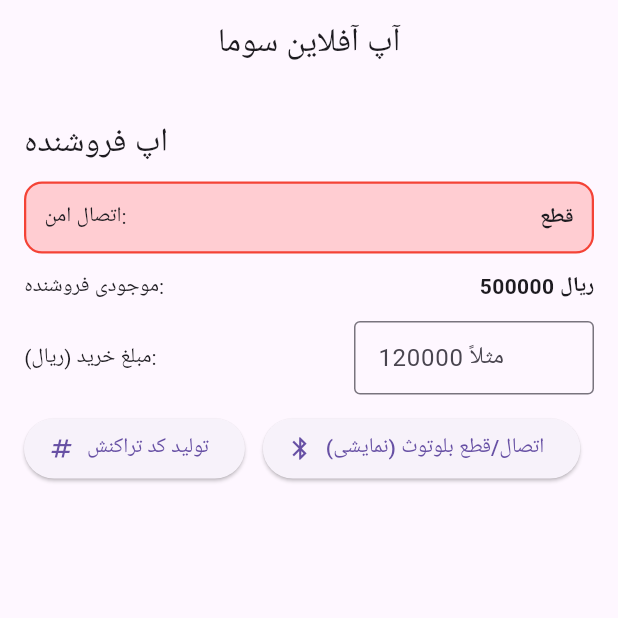
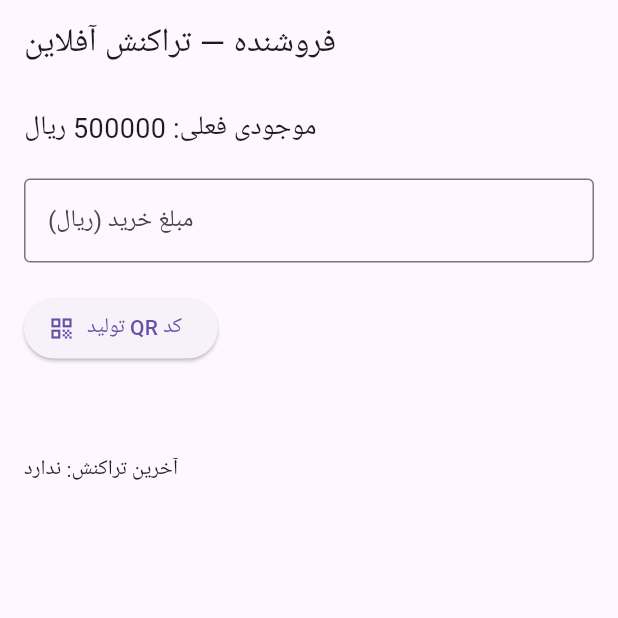
Before and after one commit to foadkaksamandi-blip/Soma_app_demo3, a Flutter app: the SellerHome screen opened directly, on a phone screen of 412 x 824 dp, the top half of it. Run offline on Flutter 3.47's test engine with Material 3 defaults, Android fonts, the phone set to English and light mode, and no system bars; our stand-ins replace flutter_blue_plus, qr_flutter.

Commit message:
Refactor SellerApp and SellerHome for better state management
Refactor SellerApp and SellerHome to improve state management and UI. Update balance handling and transaction recording.

```diff
--- a/lib/seller_main.dart
+++ b/lib/seller_main.dart
@@ -2,40 +2,25 @@ import 'package:flutter/material.dart';
 import 'package:provider/provider.dart';
 import 'package:qr_flutter/qr_flutter.dart';
 import 'package:uuid/uuid.dart';
-import 'dart:math' show Random;
 
 void main() {
-  runApp(
-    ChangeNotifierProvider(
-      create: (_) => AppState(),
-      child: const SellerApp(),
-    ),
-  );
+  runApp(ChangeNotifierProvider(
+    create: (_) => AppState(),
+    child: const SellerApp(),
+  ));
 }
 
 class AppState extends ChangeNotifier {
-  String connection = 'قطع';
-  int balance = 500_000; // موجودی فرضی فروشنده (ریال)
-  int amount = 0;
-  String txCode = '';
+  int balance = 500000; // موجودی اولیه (ریال)
+  String lastTransaction = "ندارد";
 
-  void setAmount(int v) {
-    amount = v;
+  void updateBalance(int amount) {
+    balance -= amount;
     notifyListeners();
   }
 
-  void genTx() {
-    txCode = const Uuid().v4().split('-').first.toUpperCase();
-    notifyListeners();
-  }
-
-  void toggleConnection() {
-    connection = (connection == 'فعال') ? 'قطع' : 'فعال';
-    notifyListeners();
-  }
-
-  void randomAmount() {
-    amount = (Random().nextInt(50) + 1) * 10000;
+  void recordTransaction(String id) {
+    lastTransaction = id;
     notifyListeners();
   }
 }
@@ -46,125 +31,85 @@ class SellerApp extends StatelessWidget {
   @override
   Widget build(BuildContext context) {
     return MaterialApp(
-      title: 'آپ آفلاین سوما - فروشنده',
-      theme: ThemeData(
-        colorScheme: ColorScheme.fromSeed(seedColor: Colors.deepPurple),
-        useMaterial3: true,
-      ),
+      title: 'اپ فروشنده سوما',
+      theme: ThemeData(primarySwatch: Colors.indigo),
       home: const SellerHome(),
       debugShowCheckedModeBanner: false,
     );
   }
 }
 
-class SellerHome extends StatelessWidget {
+class SellerHome extends StatefulWidget {
   const SellerHome({super.key});
 
   @override
+  State<SellerHome> createState() => _SellerHomeState();
+}
+
+class _SellerHomeState extends State<SellerHome> {
+  final TextEditingController amountController = TextEditingController();
+  String qrData = "";
+
+  @override
   Widget build(BuildContext context) {
-    final s = context.watch<AppState>();
-    final greenBox = BoxDecoration(
-      color: s.connection == 'فعال' ? Colors.green.shade100 : Colors.red.shade100,
-      borderRadius: BorderRadius.circular(12),
-      border: Border.all(
-        color: s.connection == 'فعال' ? Colors.green : Colors.red,
-        width: 1.5,
-      ),
-    );
+    final state = context.watch<AppState>();
 
     return Scaffold(
       appBar: AppBar(
-        title: const Text('آپ آفلاین سوما'),
-        centerTitle: true,
+        title: const Text('فروشنده — تراکنش آفلاین'),
       ),
-      body: ListView(
-        padding: const EdgeInsets.all(16),
-        children: [
-          const SizedBox(height: 8),
-          Text('اپ فروشنده', style: Theme.of(context).textTheme.titleLarge),
-          const SizedBox(height: 12),
-
-          // وضعیت اتصال امن
-          Container(
-            padding: const EdgeInsets.all(12),
-            decoration: greenBox,
-            child: Row(
-              mainAxisAlignment: MainAxisAlignment.spaceBetween,
-              children: [
-                const Text('اتصال امن:'),
-                Text(s.connection, style: const TextStyle(fontWeight: FontWeight.bold)),
-              ],
+      body: Padding(
+        padding: const EdgeInsets.all(16.0),
+        child: Column(
+          crossAxisAlignment: CrossAxisAlignment.start,
+          children: [
+            Text('موجودی فعلی: ${state.balance} ریال',
+                style: const TextStyle(fontSize: 18)),
+            const SizedBox(height: 20),
+            TextField(
+              controller: amountController,
+              keyboardType: TextInputType.number,
+              decoration: const InputDecoration(
+                labelText: 'مبلغ خرید (ریال)',
+                border: OutlineInputBorder(),
+              ),
             ),
-          ),
-          const SizedBox(height: 12),
-
-          // موجودی
-          Row(
-            mainAxisAlignment: MainAxisAlignment.spaceBetween,
-            children: [
-              const Text('موجودی فروشنده:'),
-              Text('${s.balance} ریال', style: const TextStyle(fontWeight: FontWeight.bold)),
-            ],
-          ),
-          const SizedBox(height: 12),
-
-          // مبلغ
-          Row(
-            children: [
-              const Expanded(child: Text('مبلغ خرید (ریال):')),
-              SizedBox(
-                width: 160,
-                child: TextField(
-                  keyboardType: TextInputType.number,
-                  decoration: const InputDecoration(
-                    hintText: 'مثلاً 120000',
-                    border: OutlineInputBorder(),
-                    isDense: true,
-                  ),
-                  onChanged: (v) => context.read<AppState>().setAmount(int.tryParse(v) ?? 0),
+            const SizedBox(height: 20),
+            ElevatedButton.icon(
+              onPressed: () {
+                final amount = int.tryParse(amountController.text) ?? 0;
+                if (amount > 0 && amount <= state.balance) {
+                  final uuid = const Uuid().v4();
+                  final newQr = "$uuid|$amount";
+                  setState(() {
+                    qrData = newQr;
+                  });
+                  state.updateBalance(amount);
+                  state.recordTransaction(uuid);
+                } else {
+                  ScaffoldMessenger.of(context).showSnackBar(
+                    const SnackBar(
+                      content: Text("مبلغ نامعتبر یا بیش از موجودی است"),
+                    ),
+                  );
+                }
+              },
+              icon: const Icon(Icons.qr_code),
+              label: const Text('تولید QR کد'),
+            ),
+            const SizedBox(height: 30),
+            if (qrData.isNotEmpty)
+              Center(
+                child: QrImage(
+                  data: qrData,
+                  version: QrVersions.auto,
+                  size: 200.0,
                 ),
               ),
-            ],
-          ),
-          const SizedBox(height: 12),
-
-          // تولید کد تراکنش و QR
-          Row(
-            children: [
-              ElevatedButton.icon(
-                onPressed: () {
-                  context.read<AppState>().genTx();
-                  if (s.amount == 0) context.read<AppState>().randomAmount();
-                },
-                icon: const Icon(Icons.numbers),
-                label: const Text('تولید کد تراکنش'),
-              ),
-              const SizedBox(width: 12),
-              ElevatedButton.icon(
-                onPressed: () => context.read<AppState>().toggleConnection(),
-                icon: const Icon(Icons.bluetooth),
-                label: const Text('اتصال/قطع بلوتوث (نمایشی)'),
-              ),
-            ],
-          ),
-          const SizedBox(height: 12),
-
-          if (s.txCode.isNotEmpty)
-            Column(
-              crossAxisAlignment: CrossAxisAlignment.start,
-              children: [
-                Text('کد تراکنش: ${s.txCode}', style: const TextStyle(fontWeight: FontWeight.bold)),
-                const SizedBox(height: 8),
-                Center(
-                  child: QrImageView(
-                    data: 'SOMA|SELL|AMT=${s.amount}|TX=${s.txCode}',
-                    size: 220,
-                    backgroundColor: Colors.white,
-                  ),
-                ),
-              ],
-            ),
-        ],
+            const SizedBox(height: 30),
+            Text('آخرین تراکنش: ${state.lastTransaction}'),
+          ],
+        ),
       ),
     );
   }
```
